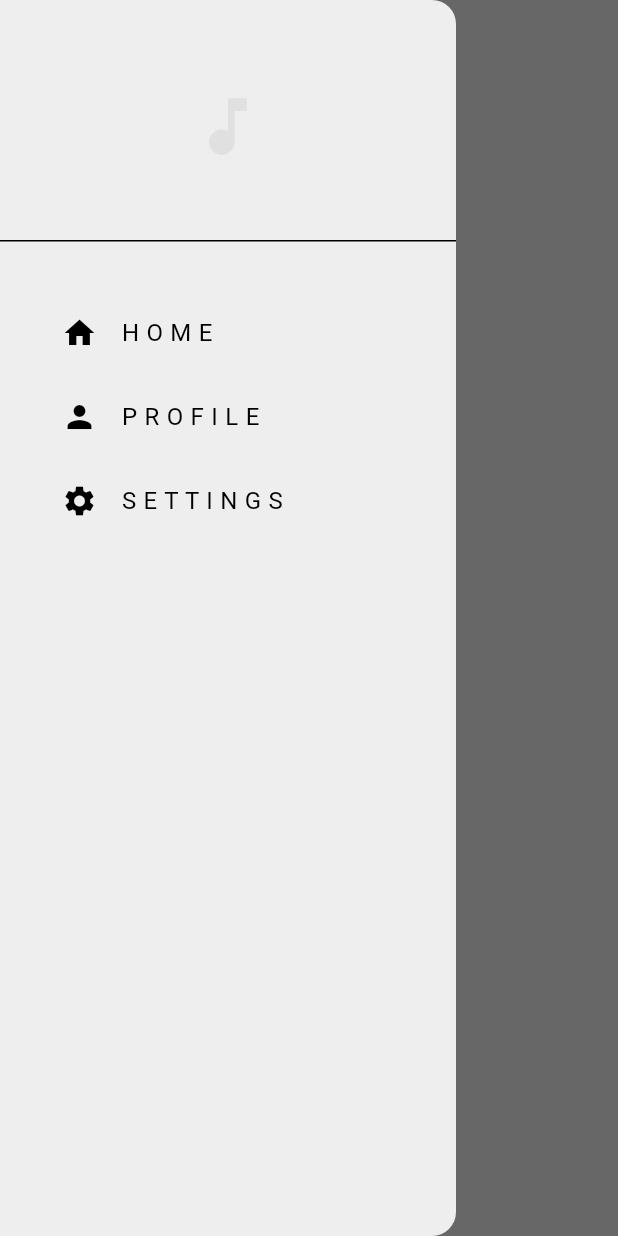
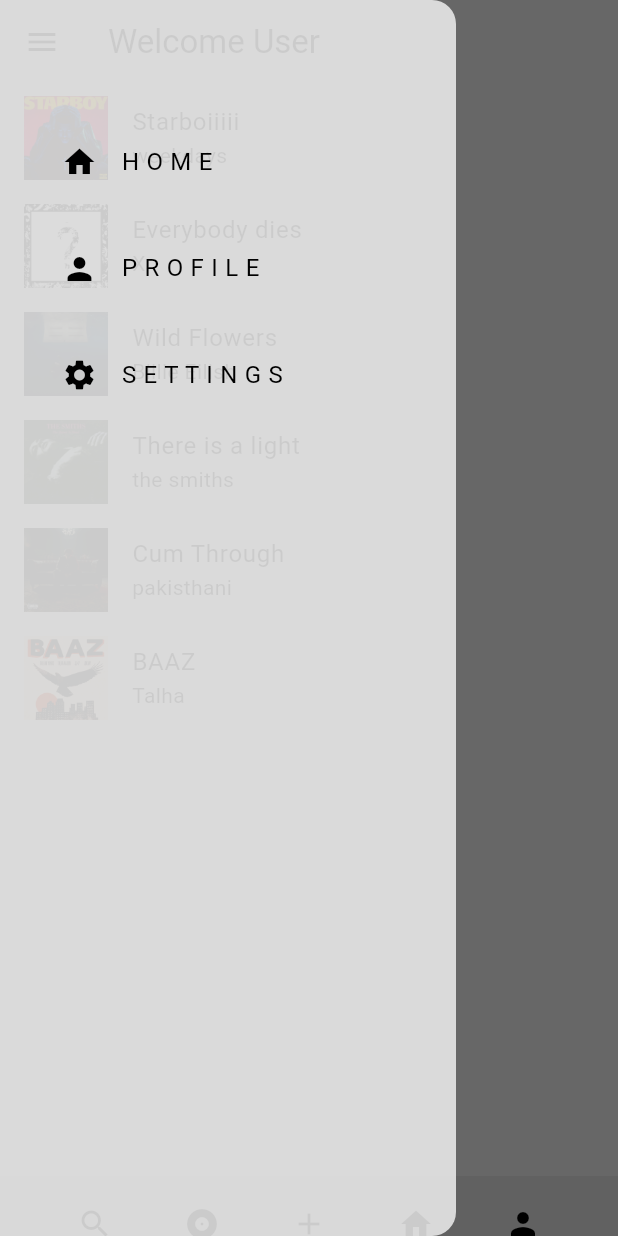
Before and after one commit to GranthikSom/music_app, a Flutter app: the screen it shows after launch, with the side drawer open, on a phone screen of 412 x 824 dp. Run offline on Flutter 3.47's test engine with Material 3 defaults, Android fonts, the phone set to English and light mode, and no system bars; our stand-ins replace audioplayers.

Commit message:
new features

```diff
--- /dev/null
+++ b/lib/components/bottombar.dart
@@ -0,0 +1,45 @@
+import 'package:flutter/material.dart';
+import 'package:flutter_application_1/pages/post_page.dart';
+import 'package:flutter_application_1/pages/profile_page.dart';
+
+class Bottombar extends StatelessWidget {
+  const Bottombar({super.key});
+
+  @override
+  Widget build(BuildContext context) {
+    return BottomAppBar(
+      height: 40,
+      color: Theme.of(context).colorScheme.primary.withOpacity(0.2),
+      child: Row(
+        mainAxisAlignment: MainAxisAlignment.spaceEvenly,
+        children: [
+          IconButton(icon: const Icon(Icons.search), onPressed: () {}),
+          IconButton(icon: const Icon(Icons.album), onPressed: () {}),
+          IconButton(
+            icon: const Icon(Icons.add),
+            onPressed: () {
+              Navigator.pop(context);
+
+              Navigator.push(
+                context,
+                MaterialPageRoute(builder: (context) => PostPage()),
+              );
+            },
+          ),
+          IconButton(icon: const Icon(Icons.home), onPressed: () {}),
+          IconButton(
+            icon: const Icon(Icons.person),
+            onPressed: () {
+              Navigator.pop(context);
+
+              Navigator.push(
+                context,
+                MaterialPageRoute(builder: (context) => ProfilePage()),
+              );
+            },
+          ),
+        ],
+      ),
+    );
+  }
+}
--- a/lib/components/my_drawer.dart
+++ b/lib/components/my_drawer.dart
@@ -1,4 +1,5 @@
 import 'package:flutter/material.dart';
+import 'package:flutter_application_1/pages/login_page.dart';
 import 'package:flutter_application_1/pages/settings_page.dart';
 
 import '../pages/profile_page.dart';
@@ -9,31 +10,27 @@
   @override
   Widget build(BuildContext context) {
     return Drawer(
-      backgroundColor: Theme.of(context).colorScheme.secondary,
+      backgroundColor: Theme.of(
+        context,
+      ).colorScheme.secondary.withOpacity(0.85),
       child: Column(
         children: [
-          //logo
-          DrawerHeader(
-            child: Center(
-              child: Icon(
-                Icons.music_note,
-                size: 50,
-                color: Theme.of(context).colorScheme.inversePrimary,
-              ),
+          Padding(
+            padding: const EdgeInsets.only(left: 25, top: 80),
+            child: ListTile(
+              title: const Text('H O M E'),
+              leading: const Icon(Icons.home),
+              onTap: () {
+                Navigator.pop(context);
+                Navigator.push(
+                  context,
+                  MaterialPageRoute(builder: (context) => LoginPage()),
+                );
+              },
             ),
           ),
 
-          //home title
-          Padding(
-            padding: const EdgeInsets.only(left: 25, top: 25),
-            child: ListTile(
-              title: const Text('H O M E'),
-              leading: const Icon(Icons.home),
-              onTap: () => Navigator.pop(context),
-            ),
-          ),
-
-          //settings
+          const SizedBox(height: 15),
           Padding(
             padding: const EdgeInsets.only(left: 25, top: 0),
             child: ListTile(
@@ -49,6 +46,7 @@
               },
             ),
           ),
+          const SizedBox(height: 15),
           Padding(
             padding: const EdgeInsets.only(left: 25, top: 0),
             child: ListTile(
--- a/lib/pages/login_page.dart
+++ b/lib/pages/login_page.dart
@@ -3,6 +3,7 @@
 import 'package:flutter_application_1/models/playlist_provider.dart';
 import 'package:provider/provider.dart';
 
+import '../components/bottombar.dart';
 import '../models/song_data.dart';
 import 'song_page.dart';
 
@@ -61,6 +62,7 @@
           );
         },
       ),
+      bottomNavigationBar: const Bottombar(),
     );
   }
 }
```
Also changed, not shown: lib/pages/post_page.dart (added, +10 -0 lines), lib/pages/profile_page.dart (+11 -3 lines).
